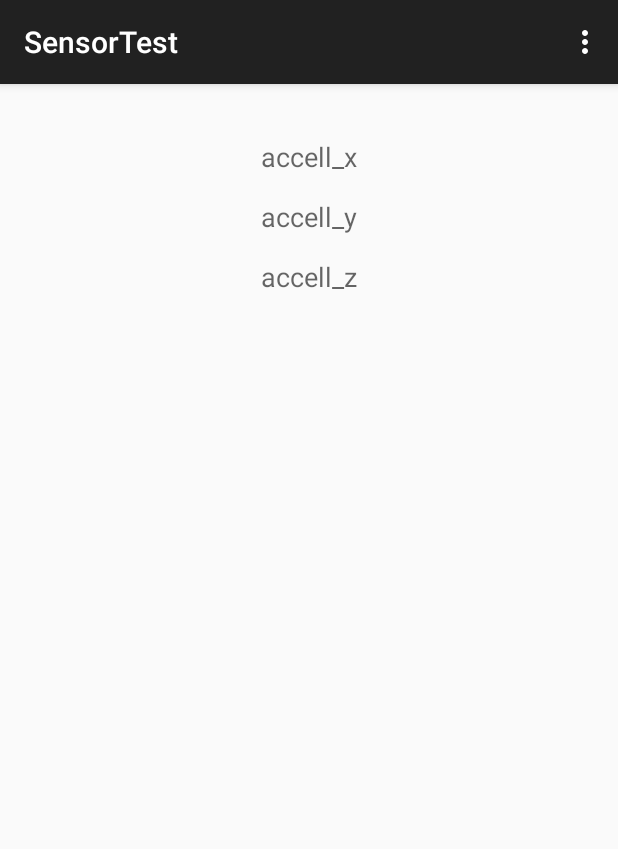
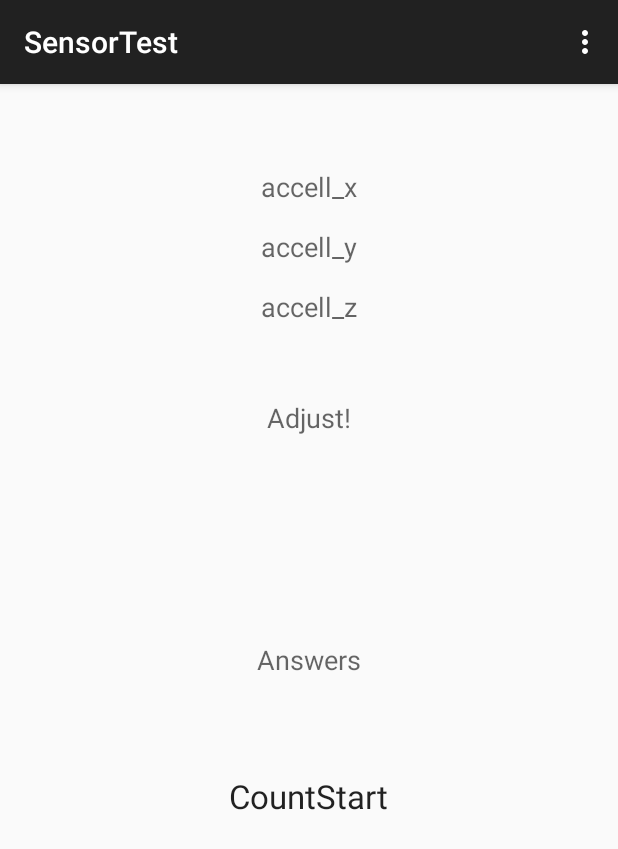
Before and after one commit to kakakikikeke/FlappyXY, an Android app: the screen it shows after launch (MainActivity), on a phone screen of 412 x 824 dp. Shown: the top 849 px of the screen. Run offline under Robolectric (Android 15) with nearby library versions, the phone set to English and light mode, and no system bars.

Commit message:
Change the layout of activity_main.xml

```diff
--- a/app/src/main/res/layout/activity_main.xml
+++ b/app/src/main/res/layout/activity_main.xml
@@ -1,38 +1,77 @@
 <RelativeLayout xmlns:android="http://schemas.android.com/apk/res/android"
-    xmlns:tools="http://schemas.android.com/tools" android:layout_width="match_parent"
-    android:layout_height="match_parent" android:paddingLeft="@dimen/activity_horizontal_margin"
+    xmlns:tools="http://schemas.android.com/tools"
+    android:layout_width="match_parent"
+    android:layout_height="match_parent"
+    android:paddingBottom="@dimen/activity_vertical_margin"
+    android:paddingLeft="@dimen/activity_horizontal_margin"
     android:paddingRight="@dimen/activity_horizontal_margin"
     android:paddingTop="@dimen/activity_vertical_margin"
-    android:paddingBottom="@dimen/activity_vertical_margin" tools:context=".MainActivity">
+    tools:context=".MainActivity">
 
     <TextView
+        android:id="@+id/sensor_0_text"
         android:layout_width="wrap_content"
         android:layout_height="wrap_content"
-        android:textAppearance="?android:attr/textAppearanceMedium"
-        android:text="@string/sensor_0_text"
-        android:id="@+id/sensor_0_text"
         android:layout_alignParentTop="true"
         android:layout_centerHorizontal="true"
-        android:layout_marginTop="20dp" />
+        android:layout_marginTop="40dp"
+        android:text="@string/sensor_0_text"
+        android:textAppearance="?android:attr/textAppearanceMedium" />
 
     <TextView
+        android:id="@+id/sensor_1_text"
         android:layout_width="wrap_content"
         android:layout_height="wrap_content"
-        android:textAppearance="?android:attr/textAppearanceMedium"
-        android:text="@string/sensor_1_text"
-        android:id="@+id/sensor_1_text"
         android:layout_alignParentTop="true"
         android:layout_centerHorizontal="true"
-        android:layout_marginTop="60dp" />
+        android:layout_marginTop="80dp"
+        android:text="@string/sensor_1_text"
+        android:textAppearance="?android:attr/textAppearanceMedium" />
 
     <TextView
+        android:id="@+id/sensor_2_text"
         android:layout_width="wrap_content"
         android:layout_height="wrap_content"
-        android:textAppearance="?android:attr/textAppearanceMedium"
-        android:text="@string/sensor_2_text"
-        android:id="@+id/sensor_2_text"
         android:layout_alignParentTop="true"
         android:layout_centerHorizontal="true"
-        android:layout_marginTop="100dp" />
+        android:layout_marginTop="120dp"
+        android:text="@string/sensor_2_text"
+        android:textAppearance="?android:attr/textAppearanceMedium" />
+
+    <TextView
+        android:id="@+id/adjust"
+        android:layout_width="wrap_content"
+        android:layout_height="wrap_content"
+        android:layout_below="@+id/sensor_2_text"
+        android:layout_centerHorizontal="true"
+        android:layout_marginTop="49dp"
+        android:text="@string/adjust"
+        android:textAppearance="?android:attr/textAppearanceMedium" />
+
+    <TextView
+        android:id="@+id/count_down"
+        android:layout_width="wrap_content"
+        android:layout_height="wrap_content"
+        android:layout_below="@+id/answers"
+        android:layout_centerHorizontal="true"
+        android:layout_marginTop="64dp"
+        android:text="@string/count_down"
+        android:textAppearance="?android:attr/textAppearanceLarge" />
+
+    <ImageView
+        android:id="@+id/result"
+        android:layout_width="wrap_content"
+        android:layout_height="wrap_content"
+        android:layout_alignTop="@+id/count_down"
+        android:layout_centerHorizontal="true" />
+
+    <TextView
+        android:id="@+id/answers"
+        android:layout_width="wrap_content"
+        android:layout_height="wrap_content"
+        android:text="@string/answers"
+        android:textAppearance="?android:attr/textAppearanceMedium"
+        android:layout_centerVertical="true"
+        android:layout_centerHorizontal="true" />
 
 </RelativeLayout>
--- a/app/src/main/res/values/strings.xml
+++ b/app/src/main/res/values/strings.xml
@@ -6,4 +6,7 @@
     <string name="sensor_0_text">accell_x</string>
     <string name="sensor_1_text">accell_y</string>
     <string name="sensor_2_text">accell_z</string>
+    <string name="answers">Answers</string>
+    <string name="count_down">CountStart</string>
+    <string name="adjust">Adjust!</string>
 </resources>
```
